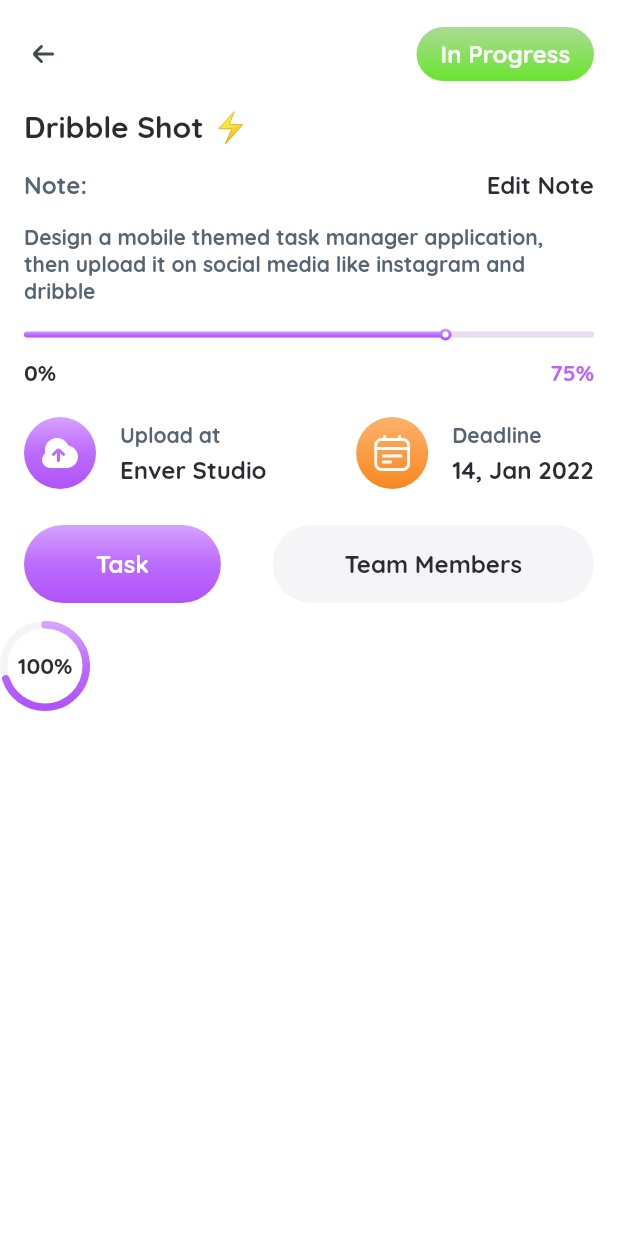
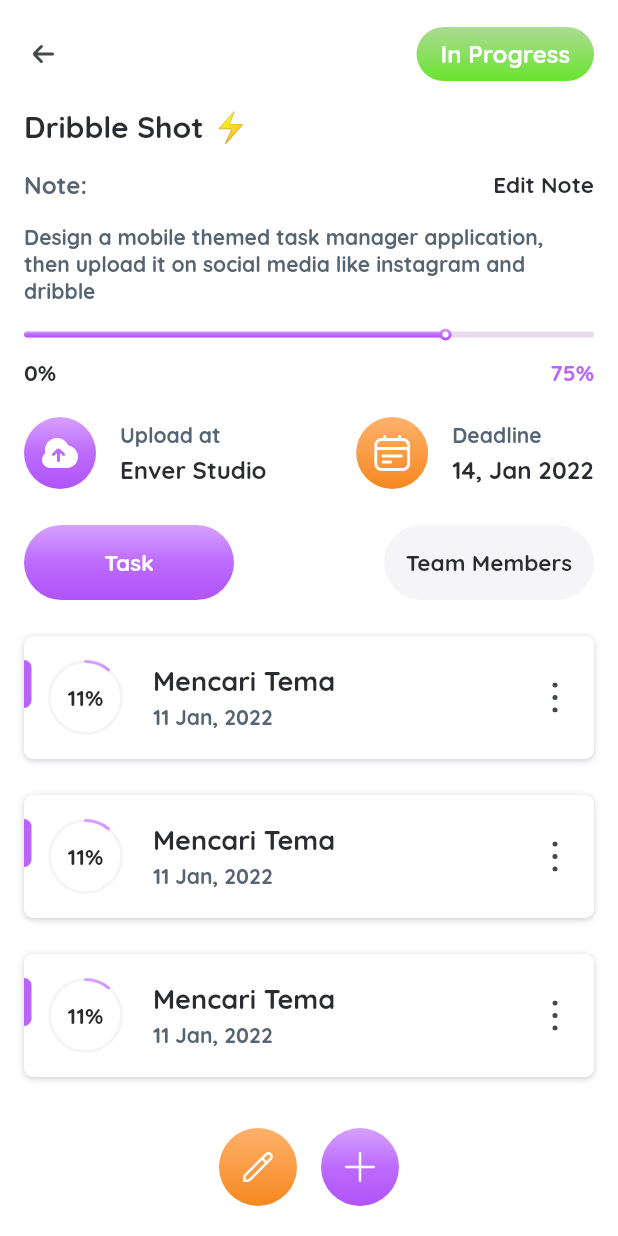
Before and after one commit to binhphancreator/sunday, a Flutter app: the DetailTaskPage screen opened by its route, on a phone screen of 412 x 824 dp. Run offline on Flutter 3.47's test engine with Material 2 defaults, Android fonts, the light colour scheme and no system bars; drawn by our look-alikes of percent_indicator; our stand-ins replace flutter_svg, shared_preferences; missing offline and left inert: shared_preferences_web; accounts and stored records are empty.

Commit message:
detail task page

```diff
--- /dev/null
+++ b/lib/pages/detail_task/child_task_item_widget.dart
@@ -0,0 +1,97 @@
+import 'package:flutter/material.dart';
+import 'package:flutter_svg/flutter_svg.dart';
+import 'package:percent_indicator/percent_indicator.dart';
+import 'package:sunday/config/themes/app_colors.dart';
+import 'package:sunday/config/themes/app_text_styles.dart';
+
+class ChildTaskItemWidget extends StatefulWidget {
+  final double percent;
+
+  const ChildTaskItemWidget({super.key, required this.percent});
+
+  @override
+  State<ChildTaskItemWidget> createState() => _ChildTaskItemWidgetState();
+}
+
+class _ChildTaskItemWidgetState extends State<ChildTaskItemWidget> {
+  @override
+  Widget build(BuildContext context) {
+    return Stack(
+      children: [
+        Container(
+          padding: EdgeInsets.symmetric(vertical: 16, horizontal: 16),
+          decoration: BoxDecoration(
+            borderRadius: BorderRadius.circular(6),
+            boxShadow: [
+              BoxShadow(offset: Offset(0, 1), color: AppColors.primaryBoxShadowColor.withOpacity(.2), blurRadius: 3),
+            ],
+            color: AppColors.primaryBgColor,
+          ),
+          child: Row(
+            mainAxisAlignment: MainAxisAlignment.spaceBetween,
+            children: [
+              Row(
+                children: [
+                  CircularPercentIndicator(
+                    radius: 25.0,
+                    lineWidth: 2.0,
+                    percent: widget.percent,
+                    circularStrokeCap: CircularStrokeCap.round,
+                    center: widget.percent < 1
+                        ? Text(
+                            "${(widget.percent * 100).round()}%",
+                            style: AppTextStyles.boldh5,
+                          )
+                        : SvgPicture.asset(
+                            'assets/icons/regular/check.svg',
+                            width: 20,
+                            color: AppColors.secondaryColor,
+                          ),
+                    animation: true,
+                    backgroundColor: AppColors.secondaryBgColor,
+                    linearGradient: widget.percent < 1 ? AppColors.primaryGradient : AppColors.secondaryGradient,
+                  ),
+                  SizedBox(
+                    width: 20,
+                  ),
+                  Column(
+                    crossAxisAlignment: CrossAxisAlignment.start,
+                    children: [
+                      Text(
+                        'Mencari Tema',
+                        style: AppTextStyles.boldh2,
+                      ),
+                      SizedBox(
+                        height: 4,
+                      ),
+                      Text(
+                        '11 Jan, 2022',
+                        style: AppTextStyles.lightboldh5,
+                      ),
+                    ],
+                  )
+                ],
+              ),
+              GestureDetector(
+                child: SvgPicture.asset(
+                  'assets/icons/regular/menu-dots-vertical.svg',
+                  width: 20,
+                  color: AppColors.defaultIconColor,
+                ),
+              )
+            ],
+          ),
+        ),
+        Positioned(
+          left: 0,
+          top: 16,
+          child: Container(
+            width: 5,
+            height: 32,
+            decoration: BoxDecoration(color: (widget.percent * 100).round() == 100 ? AppColors.secondaryColor : AppColors.primaryColor, borderRadius: BorderRadius.only(topLeft: Radius.zero, bottomLeft: Radius.zero, topRight: Radius.circular(12), bottomRight: Radius.circular(12))),
+          ),
+        ),
+      ],
+    );
+  }
+}
--- a/lib/pages/detail_task/detail_task_page.dart
+++ b/lib/pages/detail_task/detail_task_page.dart
@@ -1,10 +1,13 @@
+import 'dart:math';
+
 import 'package:flutter/material.dart';
 import 'package:flutter_svg/flutter_svg.dart';
 import 'package:sunday/config/themes/app_colors.dart';
 import 'package:sunday/config/themes/app_text_styles.dart';
+import 'package:sunday/pages/detail_task/child_task_item_widget.dart';
+import 'package:sunday/pages/detail_task/menu_bar_widget.dart';
 import 'package:sunday/widgets/progress_bar_widget.dart';
 import 'package:sunday/widgets/top_bar_widget.dart';
-import 'package:percent_indicator/percent_indicator.dart';
 
 class DetailTaskPage extends StatefulWidget {
   const DetailTaskPage({super.key});
@@ -13,21 +16,7 @@ class DetailTaskPage extends StatefulWidget {
   State<DetailTaskPage> createState() => _DetailTaskPageState();
 }
 
-class _DetailTaskPageState extends State<DetailTaskPage> with TickerProviderStateMixin {
-  late TabController _tabController;
-
-  @override
-  void initState() {
-    _tabController = TabController(length: 2, vsync: this);
-    super.initState();
-  }
-
-  @override
-  void dispose() {
-    _tabController.dispose();
-    super.dispose();
-  }
-
+class _DetailTaskPageState extends State<DetailTaskPage> {
   @override
   Widget build(BuildContext context) {
     return Scaffold(
@@ -92,7 +81,7 @@ class _DetailTaskPageState extends State<DetailTaskPage> with TickerProviderStat
                     hoverColor: Colors.transparent,
                     child: Text(
                       'Edit Note',
-                      style: AppTextStyles.boldh3,
+                      style: AppTextStyles.boldh4,
                     ),
                   )
                 ],
@@ -222,25 +211,31 @@ class _DetailTaskPageState extends State<DetailTaskPage> with TickerProviderStat
                 mainAxisAlignment: MainAxisAlignment.spaceBetween,
                 children: [
                   Container(
-                    padding: EdgeInsets.symmetric(horizontal: 48, vertical: 16),
+                    width: 140,
+                    height: 50,
                     decoration: BoxDecoration(
                       gradient: AppColors.primaryGradient,
                       borderRadius: BorderRadius.circular(999),
                     ),
-                    child: Text(
-                      'Task',
-                      style: AppTextStyles.whiteboldh3,
+                    child: Center(
+                      child: Text(
+                        'Task',
+                        style: AppTextStyles.whiteboldh4,
+                      ),
                     ),
                   ),
                   Container(
-                    padding: EdgeInsets.symmetric(horizontal: 48, vertical: 16),
+                    width: 140,
+                    height: 50,
                     decoration: BoxDecoration(
                       color: AppColors.secondaryBgColor,
                       borderRadius: BorderRadius.circular(999),
                     ),
-                    child: Text(
-                      'Team Members',
-                      style: AppTextStyles.boldh3,
+                    child: Center(
+                      child: Text(
+                        'Team Members',
+                        style: AppTextStyles.boldh4,
+                      ),
                     ),
                   ),
                 ],
@@ -249,52 +244,27 @@ class _DetailTaskPageState extends State<DetailTaskPage> with TickerProviderStat
             SizedBox(
               height: 12,
             ),
-            SizedBox(
-              height: 400,
-              child: TabBarView(
-                controller: _tabController,
+            AnimatedContainer(
+              duration: Duration(milliseconds: 300),
+              padding: EdgeInsets.symmetric(horizontal: 16),
+              child: Column(
                 children: [
-                  ListView(
-                    scrollDirection: Axis.vertical,
-                    children: [
-                      Row(
-                        mainAxisAlignment: MainAxisAlignment.spaceBetween,
-                        children: [
-                          Row(
-                            children: [
-                              CircularPercentIndicator(
-                                radius: 30.0,
-                                lineWidth: 5.0,
-                                percent: .7,
-                                circularStrokeCap: CircularStrokeCap.round,
-                                center: Text(
-                                  "100%",
-                                  style: AppTextStyles.boldh4,
-                                ),
-                                animation: true,
-                                backgroundColor: AppColors.secondaryBgColor,
-                                linearGradient: AppColors.primaryGradient,
-                              ),
-                              SizedBox(
-                                width: 12,
-                              ),
-                            ],
-                          ),
-                        ],
-                      )
-                    ],
-                  ),
-                  ListView(
-                    scrollDirection: Axis.vertical,
-                    children: [],
-                  ),
+                  ...List<int>.generate(5, (index) => index + 1).map(
+                    (e) => Padding(
+                      padding: EdgeInsets.symmetric(vertical: 12),
+                      child: ChildTaskItemWidget(
+                        percent: Random().nextDouble(),
+                      ),
+                    ),
+                  )
                 ],
               ),
-            )
+            ),
           ],
         ),
       )),
       backgroundColor: AppColors.primaryBgColor,
+      bottomNavigationBar: MenuBarWidget(),
     );
   }
 }
--- /dev/null
+++ b/lib/pages/detail_task/menu_bar_widget.dart
@@ -0,0 +1,63 @@
+import 'package:flutter/material.dart';
+import 'package:flutter_svg/flutter_svg.dart';
+import 'package:sunday/config/themes/app_colors.dart';
+
+class MenuBarWidget extends StatefulWidget {
+  const MenuBarWidget({super.key});
+
+  @override
+  State<MenuBarWidget> createState() => _MenuBarWidgetState();
+}
+
+class _MenuBarWidgetState extends State<MenuBarWidget> {
+  @override
+  Widget build(BuildContext context) {
+    return Container(
+      padding: EdgeInsets.symmetric(horizontal: 16, vertical: 20),
+      child: Row(
+        mainAxisAlignment: MainAxisAlignment.center,
+        children: [
+          InkWell(
+            onTap: () {},
+            splashColor: Colors.transparent,
+            hoverColor: Colors.transparent,
+            focusColor: Colors.transparent,
+            highlightColor: Colors.transparent,
+            child: Container(
+                padding: EdgeInsets.all(16),
+                decoration: BoxDecoration(
+                  gradient: AppColors.thirdGradient,
+                  shape: BoxShape.circle,
+                ),
+                child: SvgPicture.asset(
+                  'assets/icons/regular/pencil.svg',
+                  color: AppColors.whiteIconColor,
+                  width: 20,
+                )),
+          ),
+          SizedBox(
+            width: 16,
+          ),
+          InkWell(
+            onTap: () {},
+            splashColor: Colors.transparent,
+            hoverColor: Colors.transparent,
+            focusColor: Colors.transparent,
+            highlightColor: Colors.transparent,
+            child: Container(
+                padding: EdgeInsets.all(16),
+                decoration: BoxDecoration(
+                  gradient: AppColors.primaryGradient,
+                  shape: BoxShape.circle,
+                ),
+                child: SvgPicture.asset(
+                  'assets/icons/regular/plus.svg',
+                  color: AppColors.whiteIconColor,
+                  width: 20,
+                )),
+          ),
+        ],
+      ),
+    );
+  }
+}
```
Also changed, not shown: assets/icons/regular/check.svg (added), assets/icons/regular/menu-dots-vertical.svg (added).
